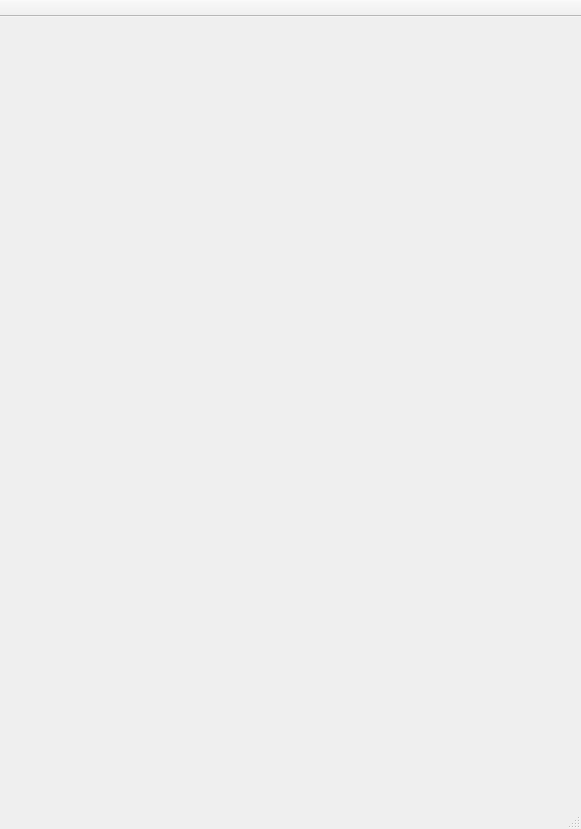
Qt form mainwindow.ui (WillsonLee/ShareBooks) before a commit.
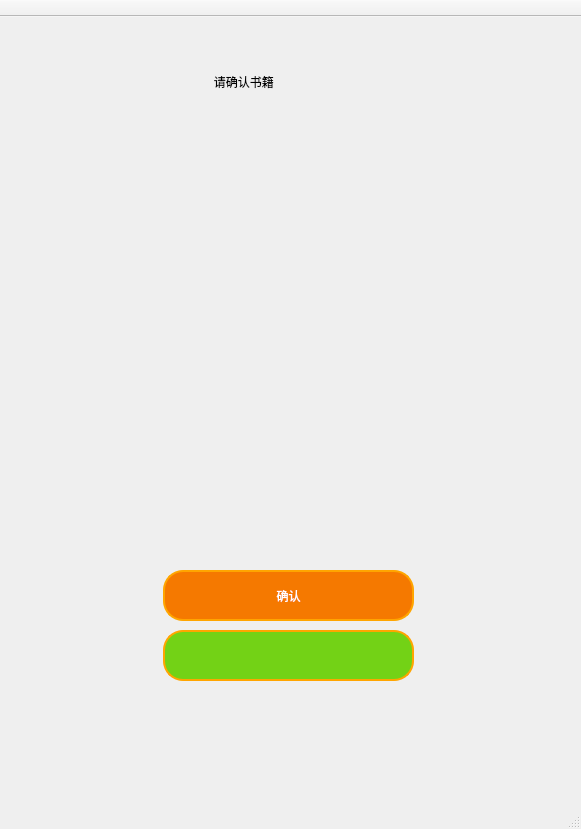
The same form after that commit. The open tabs and pages were chosen to show the change. Icons and pictures are not drawn. Custom widgets are drawn as their Qt base class.

```diff
--- a/mainwindow.ui
+++ b/mainwindow.ui
@@ -697,7 +697,102 @@
         </widget>
        </widget>
       </widget>
-      <widget class="QWidget" name="info"/>
+      <widget class="QWidget" name="info">
+       <widget class="QWidget" name="BookInfo_button" native="true">
+        <property name="geometry">
+         <rect>
+          <x>9</x>
+          <y>509</y>
+          <width>561</width>
+          <height>241</height>
+         </rect>
+        </property>
+        <widget class="QPushButton" name="BookInfo_confirm">
+         <property name="geometry">
+          <rect>
+           <x>150</x>
+           <y>40</y>
+           <width>251</width>
+           <height>51</height>
+          </rect>
+         </property>
+         <property name="styleSheet">
+          <string notr="true">QPushButton{border:2px solid orange;
+background:rgb(245, 121, 0);
+border-radius:20px;
+color:white;}</string>
+         </property>
+         <property name="text">
+          <string>确认</string>
+         </property>
+        </widget>
+        <widget class="QPushButton" name="BookInfo_again">
+         <property name="geometry">
+          <rect>
+           <x>150</x>
+           <y>100</y>
+           <width>251</width>
+           <height>51</height>
+          </rect>
+         </property>
+         <property name="styleSheet">
+          <string notr="true">QPushButton{border:2px solid orange;
+background:rgb(115, 210, 22);
+border-radius:20px;
+color:white;}</string>
+         </property>
+         <property name="text">
+          <string/>
+         </property>
+        </widget>
+       </widget>
+       <widget class="QWidget" name="BookInfo_text_widget" native="true">
+        <property name="geometry">
+         <rect>
+          <x>10</x>
+          <y>20</y>
+          <width>551</width>
+          <height>80</height>
+         </rect>
+        </property>
+        <widget class="QLabel" name="label_4">
+         <property name="geometry">
+          <rect>
+           <x>70</x>
+           <y>20</y>
+           <width>361</width>
+           <height>41</height>
+          </rect>
+         </property>
+         <property name="text">
+          <string>                                       请确认书籍</string>
+         </property>
+        </widget>
+       </widget>
+       <widget class="QWidget" name="BookInfo_image_widget" native="true">
+        <property name="geometry">
+         <rect>
+          <x>10</x>
+          <y>120</y>
+          <width>551</width>
+          <height>361</height>
+         </rect>
+        </property>
+        <widget class="QLabel" name="BookInfo_image">
+         <property name="geometry">
+          <rect>
+           <x>20</x>
+           <y>10</y>
+           <width>511</width>
+           <height>331</height>
+          </rect>
+         </property>
+         <property name="text">
+          <string/>
+         </property>
+        </widget>
+       </widget>
+      </widget>
      </widget>
     </item>
    </layout>
```
Left out of the diff: 2 changed lines with no effect on the pictures.
